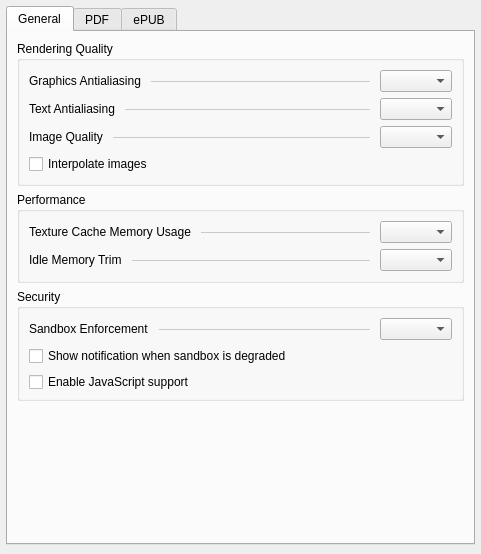
The window that src/generator/config/settingswidget.ui (l4rzy/okular-mupdf-ng) describes before a commit, drawn with Qt 5.
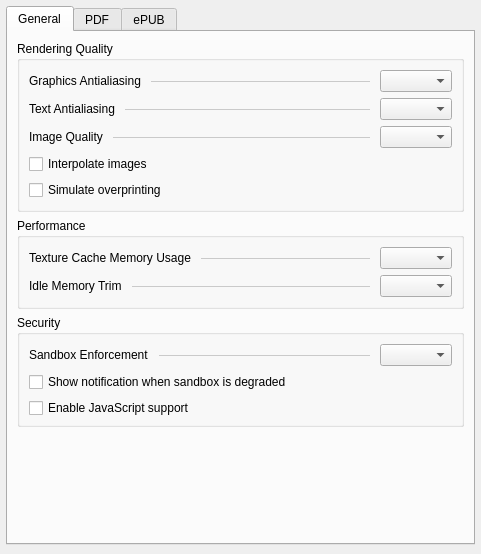
The same window after the commit. Custom widgets are drawn as their Qt base class.

Commit message: feat: support overprinting simulation

What changed in the file:
```diff
--- a/src/generator/config/settingswidget.ui
+++ b/src/generator/config/settingswidget.ui
@@ -160,6 +160,13 @@
             </property>
            </widget>
           </item>
+          <item>
+           <widget class="QCheckBox" name="kcfg_OverprintSimulation">
+            <property name="text">
+             <string>Simulate overprinting</string>
+            </property>
+           </widget>
+          </item>
          </layout>
         </widget>
        </item>
```
The commit also changes 14 other files.
